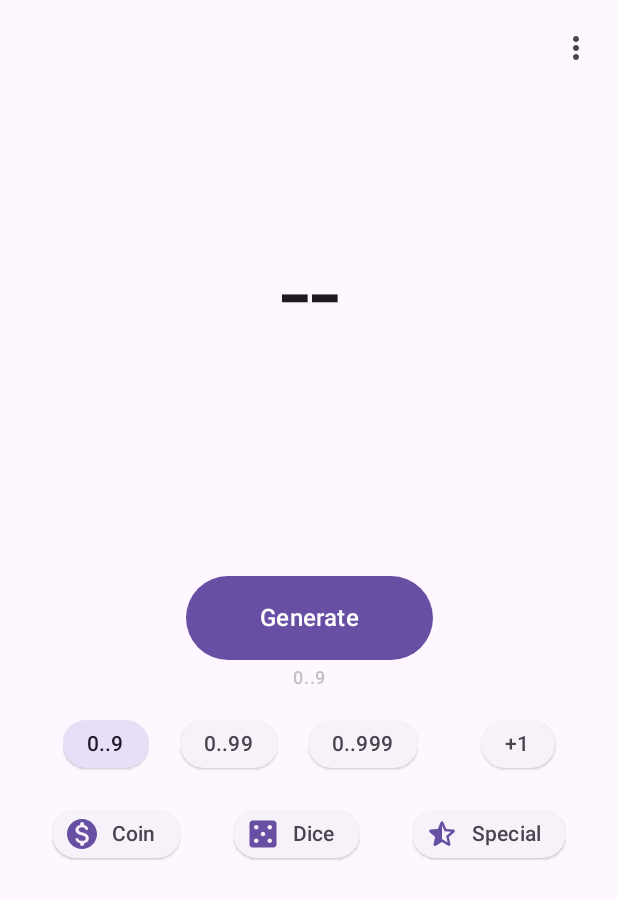
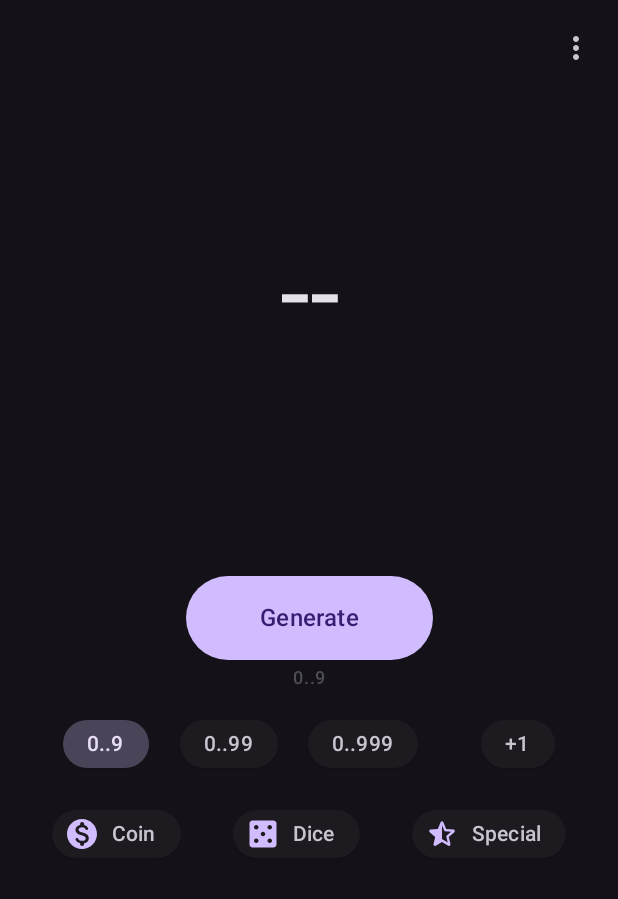
Before and after one commit to Coolightman/Randomizer, an Android app built with Jetpack Compose: the screen it shows after launch (MainActivity), on a phone screen of 412 x 824 dp. Shown: the top 899 px of the screen. Run offline under Robolectric (Android 15) with nearby library versions, the light colour scheme and no system bars; our stand-ins replace Dagger/Hilt's generated code, accompanist.

Commit message:
add theming

```diff
--- a/app/build.gradle
+++ b/app/build.gradle
@@ -26,6 +26,7 @@ android {
         release {
             minifyEnabled false
             proguardFiles getDefaultProguardFile('proguard-android-optimize.txt'), 'proguard-rules.pro'
+            signingConfig signingConfigs.debug
         }
     }
     compileOptions {
--- a/app/src/main/java/by/coolightman/randomizer/MainActivity.kt
+++ b/app/src/main/java/by/coolightman/randomizer/MainActivity.kt
@@ -3,7 +3,6 @@ package by.coolightman.randomizer
 import android.os.Bundle
 import androidx.activity.ComponentActivity
 import androidx.activity.compose.setContent
-import androidx.compose.foundation.isSystemInDarkTheme
 import androidx.compose.material3.MaterialTheme
 import androidx.compose.runtime.SideEffect
 import androidx.compose.runtime.collectAsState
@@ -25,9 +24,9 @@ class MainActivity : ComponentActivity() {
             val viewModel = hiltViewModel<MainViewModel>()
             val uiState by viewModel.uiState.collectAsState()
 
-            RandomizerTheme {
+            RandomizerTheme(uiState.isDarkMode) {
                 val systemUiController = rememberSystemUiController()
-                val useDarkIcons = !isSystemInDarkTheme()
+                val useDarkIcons = !uiState.isDarkMode
                 val barsColor = MaterialTheme.colorScheme.background
 
                 SideEffect {
--- a/app/src/main/java/by/coolightman/randomizer/presenter/ui/screens/MainViewModel.kt
+++ b/app/src/main/java/by/coolightman/randomizer/presenter/ui/screens/MainViewModel.kt
@@ -3,6 +3,8 @@ package by.coolightman.randomizer.presenter.ui.screens
 import androidx.lifecycle.ViewModel
 import androidx.lifecycle.viewModelScope
 import by.coolightman.randomizer.domain.model.RandomMode
+import by.coolightman.randomizer.domain.repository.PreferencesRepository
+import by.coolightman.randomizer.util.THEME_MODE_KEY
 import dagger.hilt.android.lifecycle.HiltViewModel
 import kotlinx.coroutines.delay
 import kotlinx.coroutines.flow.MutableStateFlow
@@ -11,9 +13,12 @@ import kotlinx.coroutines.flow.asStateFlow
 import kotlinx.coroutines.flow.collectLatest
 import kotlinx.coroutines.flow.update
 import kotlinx.coroutines.launch
+import javax.inject.Inject
 
 @HiltViewModel
-class MainViewModel : ViewModel() {
+class MainViewModel @Inject constructor(
+    private val preferencesRepository: PreferencesRepository
+) : ViewModel() {
 
     private val _uiState = MutableStateFlow(MainUiState())
     val uiState: StateFlow<MainUiState> = _uiState.asStateFlow()
@@ -24,8 +29,23 @@ class MainViewModel : ViewModel() {
     private var specialRangeMax = 47
 
     init {
+        getPreferencesData()
         collectSelectedMode()
         getRandomModeProperty()
+    }
+
+    private fun getPreferencesData() {
+        getThemeMode()
+    }
+
+    private fun getThemeMode() {
+        viewModelScope.launch {
+            preferencesRepository.getBoolean(THEME_MODE_KEY, true).collectLatest {
+                _uiState.update { currentState ->
+                    currentState.copy(isDarkMode = it)
+                }
+            }
+        }
     }
 
     private fun collectSelectedMode() {
@@ -95,9 +115,7 @@ class MainViewModel : ViewModel() {
     fun switchTheme() {
         viewModelScope.launch {
             delay(100)
-            _uiState.update { currentState ->
-                currentState.copy(isDarkMode = !currentState.isDarkMode)
-            }
+            preferencesRepository.putBoolean(THEME_MODE_KEY, !uiState.value.isDarkMode)
         }
     }
 
--- /dev/null
+++ b/app/src/main/java/by/coolightman/randomizer/util/AppConst.kt
@@ -0,0 +1,3 @@
+package by.coolightman.randomizer.util
+
+const val THEME_MODE_KEY = "themeModeKey"
```
Also changed, not shown: 1 other file.
